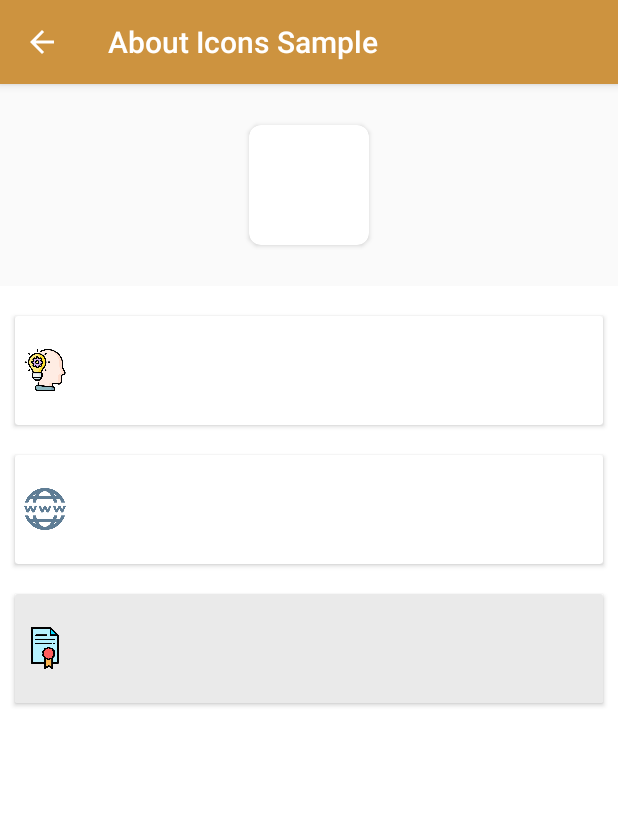
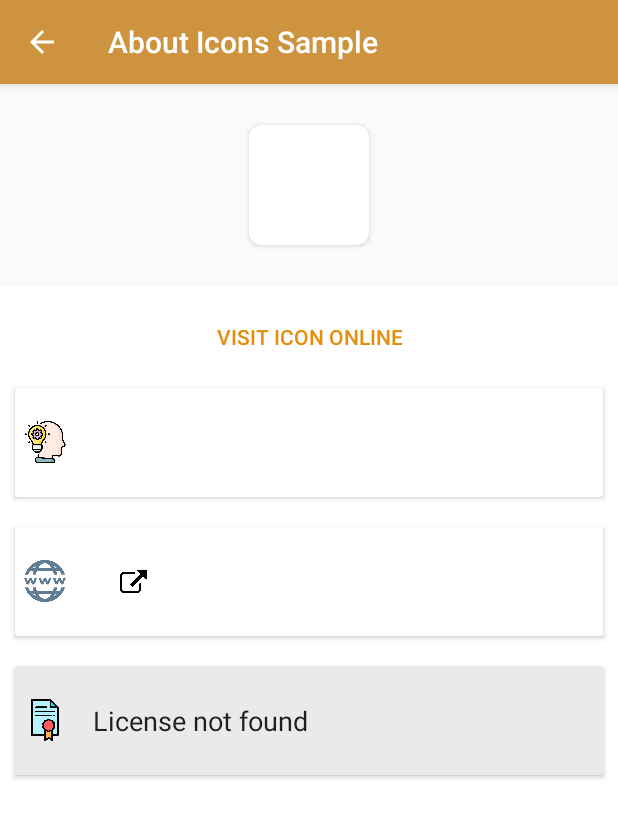
Before and after one commit to cyb3rko/about-icons, an Android app: the IconInfoActivity screen opened directly, with no data from a screen before it, on a phone screen of 412 x 824 dp. Shown: the top 818 px of the screen. Run offline under Robolectric (Android 15) with nearby library versions, the phone set to English and light mode, and no system bars; libraries missing offline, so code that uses them is left out: com.afollestad.materialdialogs; 10 statements that could not run were skipped.

Commit message:
added buttons to open link + small adaptions

```diff
--- a/library/src/main/java/com/cyb3rko/abouticons/AboutIcons.kt
+++ b/library/src/main/java/com/cyb3rko/abouticons/AboutIcons.kt
@@ -68,6 +68,7 @@ class AboutIcons(private val appContext: Context, private val drawableClass: Cla
         mAdapter.setOnItemClickListener { _, _, model ->
             IconInfoBuilder(appContext)
                 .setDrawable(mAdapter.getDrawableInt(model))
+                .setLink(model.iconLink)
                 .setAuthor(model.author)
                 .setWebsite(model.website)
                 .setModifiedInfo(model.modified)
--- a/library/src/main/java/com/cyb3rko/abouticons/IconInfoActivity.kt
+++ b/library/src/main/java/com/cyb3rko/abouticons/IconInfoActivity.kt
@@ -1,8 +1,10 @@
 package com.cyb3rko.abouticons
 
 import android.annotation.SuppressLint
+import android.content.Intent
 import android.graphics.Color
 import android.graphics.drawable.Drawable
+import android.net.Uri
 import android.os.Bundle
 import android.text.Html
 import android.text.Spanned
@@ -13,6 +15,7 @@ import android.widget.ImageView
 import androidx.appcompat.app.AppCompatActivity
 import androidx.core.content.res.ResourcesCompat
 import androidx.core.graphics.drawable.toBitmap
+
 import com.afollestad.materialdialogs.MaterialDialog
 import com.afollestad.materialdialogs.bottomsheets.BottomSheet
 
@@ -31,23 +34,39 @@ internal class IconInfoActivity: AppCompatActivity() {
         supportActionBar?.setDisplayHomeAsUpEnabled(true)
 
         addContent()
-        setOnLicenseClickListener()
     }
 
     @SuppressLint("SetTextI18n")
     private fun addContent() {
-        drawable = ResourcesCompat.getDrawable(applicationContext.resources, bundle.getInt("drawableId"), applicationContext.theme)!!
+        val author = bundle.getString("author")
+        val drawableId = bundle.getInt("drawableId")
+        val licenseName: String? = bundle.getString("licenseName")
+        val link: String? = bundle.getString("link")
+        val modified = bundle.getBoolean("modified")
+        val website = bundle.getString("website")
+
+        drawable = ResourcesCompat.getDrawable(applicationContext.resources, drawableId, applicationContext.theme)!!
 
         header.setBackgroundColor(getAverageColor(drawable))
         findViewById<ImageView>(R.id.iconView).setImageDrawable(drawable)
-        author.text = bundle.getString("author")
-        website.text = bundle.getString("website")
-        if (bundle.getBoolean("modified")) {
+        if (link != "") {
+            visit_button.setOnClickListener {
+                startActivity(Intent(Intent.ACTION_VIEW, Uri.parse(link)))
+            }
+        } else {
+            visit_button.visibility = View.GONE
+        }
+        author_view.text = author
+        website_view.text = website
+        if (website == "[Missing]") {
+            link_button.visibility = View.GONE
+        }
+        if (modified) {
             modified_info.text = "Modified"
         } else {
             modified_container.visibility = View.GONE
         }
-        when (bundle.getString("licenseName")) {
+        when (licenseName) {
             "" -> license_container.visibility = View.GONE
             "apache_2.0" -> license_name.text = "Apache 2.0"
             "mit" -> license_name.text = "MIT License"
@@ -55,13 +74,22 @@ internal class IconInfoActivity: AppCompatActivity() {
             "cc_by_sa_3.0" -> license_name.text = "CC BY-SA 3.0"
             "cc_by_4.0" -> license_name.text = "CC BY 4.0"
             "cc_by_sa_4.0" -> license_name.text = "CC BY-SA 4.0"
+            else -> license_name.text = "License not found"
         }
+
+        setOnClickListeners(website)
     }
 
-    private fun setOnLicenseClickListener() {
-        license_name.setOnClickListener {
-            MaterialDialog(this, BottomSheet()).show {
-                message(0, if (span != null) span else readLicense())
+    private fun setOnClickListeners(website: String?) {
+        link_button.setOnClickListener {
+            startActivity(Intent(Intent.ACTION_VIEW, Uri.parse("https://$website")))
+        }
+
+        if (license_name.text != "License not found") {
+            license_name.setOnClickListener {
+                MaterialDialog(this, BottomSheet()).show {
+                    message(0, if (span != null) span else readLicense())
+                }
             }
         }
     }
--- a/library/src/main/java/com/cyb3rko/abouticons/RecyclerViewAdapter.java
+++ b/library/src/main/java/com/cyb3rko/abouticons/RecyclerViewAdapter.java
@@ -76,6 +76,7 @@ class RecyclerViewAdapter extends RecyclerView.Adapter<RecyclerView.ViewHolder>
                     genericViewHolder.itemLicense.setText("CC BY-SA 4.0");
                     break;
                 default:
+                    genericViewHolder.itemLicense.setText("...");
                     break;
             }
         } else {
@@ -84,7 +85,8 @@ class RecyclerViewAdapter extends RecyclerView.Adapter<RecyclerView.ViewHolder>
             layoutParams.height = layoutParams.height - 75;
             genericViewHolder.itemRelLayout.setLayoutParams(layoutParams);
         }
-        genericViewHolder.itemTxtTitle.setText("by " + model.getAuthor());
+        String author = model.getAuthor();
+        genericViewHolder.itemTxtTitle.setText((!author.equals("[Missing]") ? "by " : "") + author);
         genericViewHolder.itemTxtMessage.setText(model.getWebsite());
     }
 
--- a/library/src/main/res/layout/activity_icon_info.xml
+++ b/library/src/main/res/layout/activity_icon_info.xml
@@ -16,7 +16,7 @@
         android:padding="12dp">
 
         <androidx.cardview.widget.CardView
-            android:id="@+id/iconCard"
+            android:id="@+id/icon_card"
             android:layout_width="wrap_content"
             android:layout_height="wrap_content"
             android:layout_gravity="center_horizontal"
@@ -44,10 +44,19 @@
         android:background="#FFFFFF"
         android:orientation="vertical">
 
+        <Button
+            android:id="@+id/visit_button"
+            android:layout_width="wrap_content"
+            android:layout_height="wrap_content"
+            android:layout_gravity="center_horizontal"
+            android:layout_marginTop="10dp"
+            style="@style/Widget.AppCompat.Button.Borderless.Colored"
+            android:text="Visit Icon Online"/>
+
         <androidx.cardview.widget.CardView
             android:layout_width="match_parent"
             android:layout_height="wrap_content"
-            android:layout_marginTop="20dp"
+            android:layout_marginTop="10dp"
             android:layout_marginStart="10dp"
             android:layout_marginEnd="10dp">
 
@@ -67,7 +76,7 @@
                     android:src="@drawable/author"/>
 
                 <TextView
-                    android:id="@+id/author"
+                    android:id="@+id/author_view"
                     android:layout_width="match_parent"
                     android:layout_height="wrap_content"
                     android:textSize="18sp"
@@ -102,13 +111,23 @@
                     android:src="@drawable/website"/>
 
                 <TextView
-                    android:id="@+id/website"
-                    android:layout_width="match_parent"
+                    android:id="@+id/website_view"
+                    android:layout_width="wrap_content"
                     android:layout_height="wrap_content"
                     android:textSize="18sp"
                     android:paddingVertical="16dp"
                     android:paddingHorizontal="12dp"
                     android:textColor="#DE000000"/>
+
+                <ImageButton
+                    android:id="@+id/link_button"
+                    android:layout_width="30dp"
+                    android:layout_height="30dp"
+                    android:padding="6dp"
+                    android:contentDescription="Author Icon"
+                    style="@style/Widget.AppCompat.Button.Borderless"
+                    android:scaleType="fitXY"
+                    android:src="@drawable/link"/>
 
             </LinearLayout>
 
```
Also changed, not shown: library/src/main/java/com/cyb3rko/abouticons/IconInfoBuilder.kt (+8 -1 lines), library/src/main/res/drawable-v24/link.webp (added).
